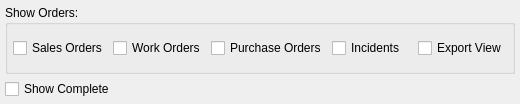
Old version of the form guiclient/projects.ui in the repository discountscott/qt-client.
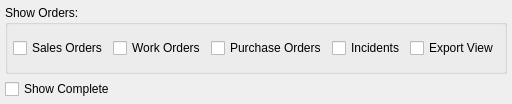
New version of the form. Custom widgets are drawn as their Qt base class.

```diff
--- a/guiclient/projects.ui
+++ b/guiclient/projects.ui
@@ -13,7 +13,7 @@
    <rect>
     <x>0</x>
     <y>0</y>
-    <width>520</width>
+    <width>508</width>
     <height>104</height>
    </rect>
   </property>
```
